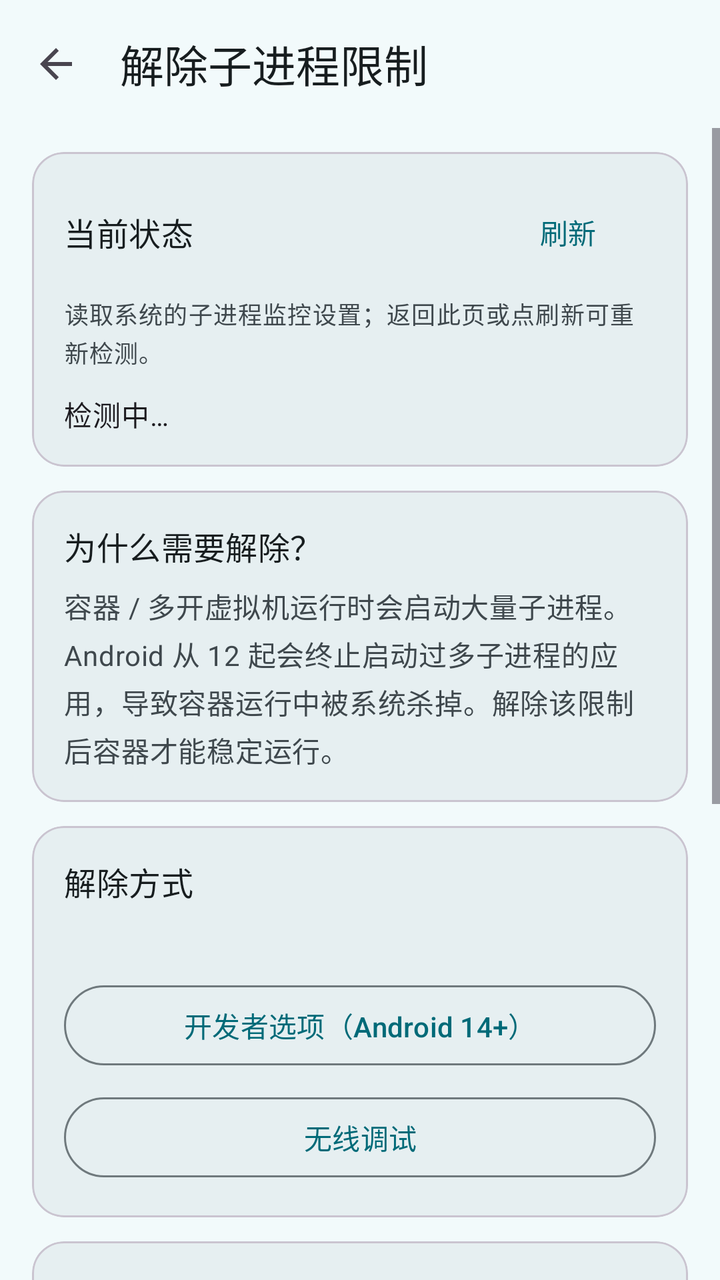
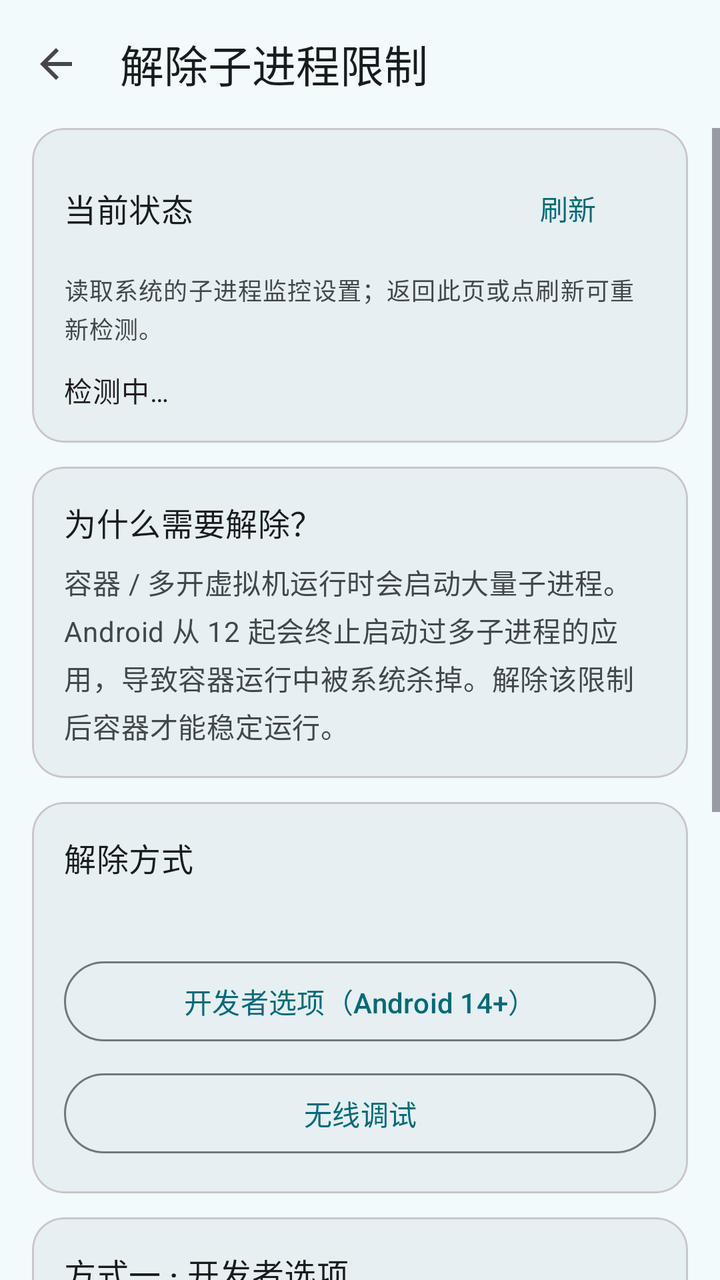

Screens rendered from an Android XML layout before and after an edit, with the pre-edit source and the edit as a unified diff.
<!-- AndroidManifest.xml: application theme Theme.CodeTool -->
<!-- res/layout/activity_subprocess_limit.xml -->
<?xml version="1.0" encoding="utf-8"?>
<LinearLayout xmlns:android="http://schemas.android.com/apk/res/android"
    xmlns:app="http://schemas.android.com/apk/res-auto"
    android:layout_width="match_parent"
    android:layout_height="match_parent"
    android:orientation="vertical"
    android:background="?android:attr/colorBackground">

    <com.google.android.material.appbar.MaterialToolbar
        android:id="@+id/subprocToolbar"
        android:layout_width="match_parent"
        android:layout_height="?attr/actionBarSize"
        android:background="?attr/colorSurface"
        app:navigationIcon="?attr/homeAsUpIndicator"
        app:title="解除子进程限制"
        app:titleTextColor="?attr/colorOnSurface" />

    <ScrollView
        android:layout_width="match_parent"
        android:layout_height="match_parent"
        android:fillViewport="true">

        <LinearLayout
            android:layout_width="match_parent"
            android:layout_height="wrap_content"
            android:orientation="vertical"
            android:paddingHorizontal="@dimen/spacing_lg"
            android:paddingTop="@dimen/spacing_md"
            android:paddingBottom="@dimen/spacing_xl">

            
            <com.google.android.material.card.MaterialCardView
                style="@style/Widget.Material3.CardView.Elevated"
                android:layout_width="match_parent"
                android:layout_height="wrap_content"
                app:cardCornerRadius="16dp"
                app:cardElevation="0dp"
                app:strokeWidth="1dp">
                <LinearLayout
                    android:layout_width="match_parent"
                    android:layout_height="wrap_content"
                    android:orientation="vertical"
                    android:padding="@dimen/spacing_lg">
                    <LinearLayout
                        android:layout_width="match_parent"
                        android:layout_height="wrap_content"
                        android:orientation="horizontal"
                        android:gravity="center_vertical">
                        <com.google.android.material.textview.MaterialTextView
                            android:layout_width="0dp"
                            android:layout_height="wrap_content"
                            android:layout_weight="1"
                            android:text="当前状态"
                            android:textAppearance="?attr/textAppearanceTitleMedium"
                            android:textColor="?attr/colorOnSurface" />
                        <com.google.android.material.button.MaterialButton
                            android:id="@+id/btnSubprocRefresh"
                            style="@style/Widget.Material3.Button.TextButton"
                            android:layout_width="wrap_content"
                            android:layout_height="wrap_content"
                            android:text="刷新" />
                    </LinearLayout>
                    <com.google.android.material.textview.MaterialTextView
                        android:layout_width="match_parent"
                        android:layout_height="wrap_content"
                        android:layout_marginTop="@dimen/spacing_sm"
                        android:text="读取系统的子进程监控设置；返回此页或点刷新可重新检测。"
                        android:textAppearance="?attr/textAppearanceBodySmall"
                        android:textColor="?attr/colorOnSurfaceVariant" />
                    <com.google.android.material.textview.MaterialTextView
                        android:id="@+id/tvSubprocStatus"
                        android:layout_width="match_parent"
                        android:layout_height="wrap_content"
                        android:layout_marginTop="@dimen/spacing_md"
                        android:text="检测中…"
                        android:textAppearance="?attr/textAppearanceBodyMedium" />
                    
                    <com.google.android.material.textview.MaterialTextView
                        android:id="@+id/tvSubprocShizukuHint"
                        android:layout_width="match_parent"
                        android:layout_height="wrap_content"
                        android:layout_marginTop="@dimen/spacing_sm"
                        android:visibility="gone"
                        android:text="自动检测需要 Shizuku 授权（免 root 读取系统子进程限制）。点下方按钮授权，成功后自动检测。"
                        android:textAppearance="?attr/textAppearanceBodySmall"
                        android:textColor="?attr/colorOnSurfaceVariant" />
                    <com.google.android.material.button.MaterialButton
                        android:id="@+id/btnSubprocShizuku"
                        style="@style/Widget.Material3.Button.TonalButton"
                        android:layout_width="match_parent"
                        android:layout_height="wrap_content"
                        android:layout_marginTop="@dimen/spacing_sm"
                        android:visibility="gone"
                        android:text="授权 Shizuku 并检测" />
                </LinearLayout>
            </com.google.android.material.card.MaterialCardView>

            
            <com.google.android.material.card.MaterialCardView
                style="@style/Widget.Material3.CardView.Elevated"
                android:layout_width="match_parent"
                android:layout_height="wrap_content"
                android:layout_marginTop="@dimen/spacing_md"
                app:cardCornerRadius="16dp"
                app:cardElevation="0dp"
                app:strokeWidth="1dp">
                <LinearLayout
                    android:layout_width="match_parent"
                    android:layout_height="wrap_content"
                    android:orientation="vertical"
                    android:padding="@dimen/spacing_lg">
                    <com.google.android.material.textview.MaterialTextView
                        android:layout_width="match_parent"
                        android:layout_height="wrap_content"
                        android:text="为什么需要解除？"
                        android:textAppearance="?attr/textAppearanceTitleMedium"
                        android:textColor="?attr/colorOnSurface" />
                    <com.google.android.material.textview.MaterialTextView
                        android:layout_width="match_parent"
                        android:layout_height="wrap_content"
                        android:layout_marginTop="@dimen/spacing_sm"
                        android:text="容器 / 多开虚拟机运行时会启动大量子进程。Android 从 12 起会终止启动过多子进程的应用，导致容器运行中被系统杀掉。解除该限制后容器才能稳定运行。"
                        android:textAppearance="?attr/textAppearanceBodyMedium"
                        android:textColor="?attr/colorOnSurfaceVariant" />
                </LinearLayout>
            </com.google.android.material.card.MaterialCardView>

            
            <com.google.android.material.card.MaterialCardView
                style="@style/Widget.Material3.CardView.Elevated"
                android:layout_width="match_parent"
                android:layout_height="wrap_content"
                android:layout_marginTop="@dimen/spacing_md"
                app:cardCornerRadius="16dp"
                app:cardElevation="0dp"
                app:strokeWidth="1dp">
                <LinearLayout
                    android:layout_width="match_parent"
                    android:layout_height="wrap_content"
                    android:orientation="vertical"
                    android:padding="@dimen/spacing_lg">
                    <com.google.android.material.textview.MaterialTextView
                        android:layout_width="match_parent"
                        android:layout_height="wrap_content"
                        android:text="解除方式"
                        android:textAppearance="?attr/textAppearanceTitleMedium"
                        android:textColor="?attr/colorOnSurface" />
                    <com.google.android.material.textview.MaterialTextView
                        android:id="@+id/tvSubprocMethodHint"
                        android:layout_width="match_parent"
                        android:layout_height="wrap_content"
                        android:layout_marginTop="@dimen/spacing_sm"
                        android:textAppearance="?attr/textAppearanceBodySmall"
                        android:textColor="?attr/colorOnSurfaceVariant" />
                    <com.google.android.material.button.MaterialButton
                        android:id="@+id/btnSubprocDev"
                        style="@style/Widget.Material3.Button.OutlinedButton"
                        android:layout_width="match_parent"
                        android:layout_height="wrap_content"
                        android:layout_marginTop="@dimen/spacing_md"
                        android:text="开发者选项（Android 14+）" />
                    <com.google.android.material.button.MaterialButton
                        android:id="@+id/btnSubprocWireless"
                        style="@style/Widget.Material3.Button.OutlinedButton"
                        android:layout_width="match_parent"
                        android:layout_height="wrap_content"
                        android:layout_marginTop="@dimen/spacing_sm"
                        android:text="无线调试" />
                </LinearLayout>
            </com.google.android.material.card.MaterialCardView>

            
            <com.google.android.material.card.MaterialCardView
                android:id="@+id/cardSubprocSteps"
                style="@style/Widget.Material3.CardView.Elevated"
                android:layout_width="match_parent"
                android:layout_height="wrap_content"
                android:layout_marginTop="@dimen/spacing_md"
                app:cardCornerRadius="16dp"
                app:cardElevation="0dp"
                app:strokeWidth="1dp">
                <LinearLayout
                    android:layout_width="match_parent"
                    android:layout_height="wrap_content"
                    android:orientation="vertical"
                    android:padding="@dimen/spacing_lg">
                    <com.google.android.material.textview.MaterialTextView
                        android:layout_width="match_parent"
                        android:layout_height="wrap_content"
                        android:text="方式一 · 开发者选项"
                        android:textAppearance="?attr/textAppearanceTitleMedium"
                        android:textColor="?attr/colorOnSurface" />
                    <com.google.android.material.textview.MaterialTextView
                        android:layout_width="match_parent"
                        android:layout_height="wrap_content"
                        android:text="推荐，适用于本机"
                        android:textAppearance="?attr/textAppearanceBodySmall"
                        android:textColor="?attr/colorOnSurfaceVariant" />
                    <com.google.android.material.textview.MaterialTextView
                        android:layout_width="match_parent"
                        android:layout_height="wrap_content"
                        android:layout_marginTop="@dimen/spacing_md"
                        android:text="1. 开启开发者选项：进入系统设置 → 关于手机，连点「版本号」7 次。\n\n2. 进入开发者选项 → 打开「停用子进程限制」。"
                        android:textAppearance="?attr/textAppearanceBodyMedium"
                        android:textColor="?attr/colorOnSurface" />
                    <com.google.android.material.button.MaterialButton
                        android:id="@+id/btnSubprocOpenDev"
                        style="@style/Widget.Material3.Button.OutlinedButton"
                        android:layout_width="match_parent"
                        android:layout_height="wrap_content"
                        android:layout_marginTop="@dimen/spacing_md"
                        android:text="进入开发者选项" />
                </LinearLayout>
            </com.google.android.material.card.MaterialCardView>

            
            <com.google.android.material.card.MaterialCardView
                style="@style/Widget.Material3.CardView.Elevated"
                android:layout_width="match_parent"
                android:layout_height="wrap_content"
                android:layout_marginTop="@dimen/spacing_md"
                app:cardCornerRadius="16dp"
                app:cardElevation="0dp"
                app:strokeWidth="1dp">
                <LinearLayout
                    android:layout_width="match_parent"
                    android:layout_height="wrap_content"
                    android:orientation="vertical"
                    android:padding="@dimen/spacing_lg">
                    <com.google.android.material.textview.MaterialTextView
                        android:layout_width="match_parent"
                        android:layout_height="wrap_content"
                        android:text="恢复默认限制"
                        android:textAppearance="?attr/textAppearanceTitleMedium"
                        android:textColor="?attr/colorOnSurface" />
                    <com.google.android.material.textview.MaterialTextView
                        android:layout_width="match_parent"
                        android:layout_height="wrap_content"
                        android:layout_marginTop="@dimen/spacing_sm"
                        android:text="恢复后系统重新监控子进程，容器 / 多开可能变得不稳定。在开发者选项里关掉「停用子进程限制」开关即可。"
                        android:textAppearance="?attr/textAppearanceBodyMedium"
                        android:textColor="?attr/colorOnSurfaceVariant" />
                </LinearLayout>
            </com.google.android.material.card.MaterialCardView>

        </LinearLayout>
    </ScrollView>
</LinearLayout>
<!-- resources referenced by this layout -->
<resources>
  <dimen name="spacing_lg">16dp</dimen>
  <dimen name="spacing_md">12dp</dimen>
  <dimen name="spacing_sm">8dp</dimen>
  <dimen name="spacing_xl">24dp</dimen>
  <style name="Theme.CodeTool" parent="Theme.Material3.Light.NoActionBar">
          <item name="colorPrimary">@color/light_primary</item>
          <item name="colorOnPrimary">@color/light_on_primary</item>
          <item name="colorPrimaryContainer">@color/light_primary_container</item>
          <item name="colorOnPrimaryContainer">@color/light_on_primary_container</item>
          <item name="colorSecondary">@color/light_secondary</item>
          <item name="colorOnSecondary">@color/light_on_secondary</item>
          <item name="colorSecondaryContainer">@color/light_secondary_container</item>
          <item name="colorOnSecondaryContainer">@color/light_on_secondary_container</item>
          <item name="colorSurface">@color/light_surface</item>
          <item name="colorOnSurface">@color/light_on_surface</item>
          <item name="colorSurfaceVariant">@color/light_surface_variant</item>
          <item name="colorOnSurfaceVariant">@color/light_on_surface_variant</item>
          <item name="colorSurfaceContainer">@color/light_surface_container</item>
          
          <item name="colorSurfaceContainerHigh">?attr/colorSurfaceContainer</item>
          <item name="colorSurfaceContainerLow">?attr/colorSurfaceContainer</item>
          <item name="android:colorBackground">@color/light_background</item>
          <item name="colorOnBackground">@color/light_on_background</item>
          <item name="colorOutline">@color/light_outline</item>
          <item name="colorError">@color/error</item>
          <item name="colorErrorContainer">@color/error_container</item>
          <item name="colorOnErrorContainer">@color/on_error_container</item>
          <item name="android:statusBarColor" tools:targetApi="l">?attr/colorSurface</item>
          <item name="android:navigationBarColor" tools:targetApi="l">@android:color/transparent</item>
          <item name="android:windowLightStatusBar" tools:targetApi="m">true</item>
          <item name="android:windowLightNavigationBar" tools:targetApi="o_mr1">true</item>
          <item name="android:windowBackground">@color/light_background</item>
      </style>
  <color name="light_primary">#FF006A78</color>
  <color name="light_on_primary">#FFFFFFFF</color>
  <color name="light_primary_container">#FF9CEAFB</color>
  <color name="light_on_primary_container">#FF00202A</color>
  <color name="light_secondary">#FF4C636B</color>
  <color name="light_on_secondary">#FFFFFFFF</color>
  <color name="light_secondary_container">#FFCFE8F1</color>
  <color name="light_on_secondary_container">#FF071F25</color>
  <color name="light_surface">#FFF2FAFB</color>
  <color name="light_on_surface">#FF171D1F</color>
  <color name="light_surface_variant">#FFDBE4E8</color>
  <color name="light_on_surface_variant">#FF3F484D</color>
  <color name="light_surface_container">#FFE6EFF1</color>
  <color name="light_background">#FFF2FAFB</color>
  <color name="light_on_background">#FF171D1F</color>
  <color name="light_outline">#FF6F797D</color>
  <color name="error">#FFFFB4AB</color>
  <color name="error_container">#FF93000A</color>
  <color name="on_error_container">#FFFFDAD6</color>
</resources>

<!-- the commit's change to res/layout/activity_subprocess_limit.xml (unified diff, before → after) -->
@@ -25,7 +25,7 @@
             android:layout_height="wrap_content"
             android:orientation="vertical"
             android:paddingHorizontal="@dimen/spacing_lg"
-            android:paddingTop="@dimen/spacing_md"
+            android:paddingTop="0dp"
             android:paddingBottom="@dimen/spacing_xl">
 
             
